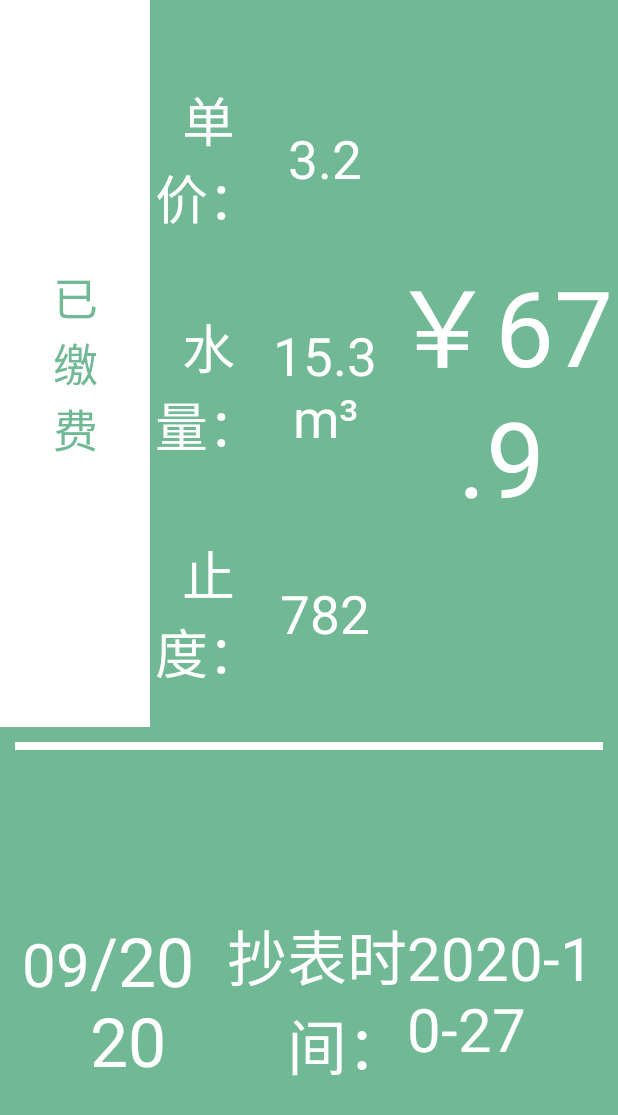
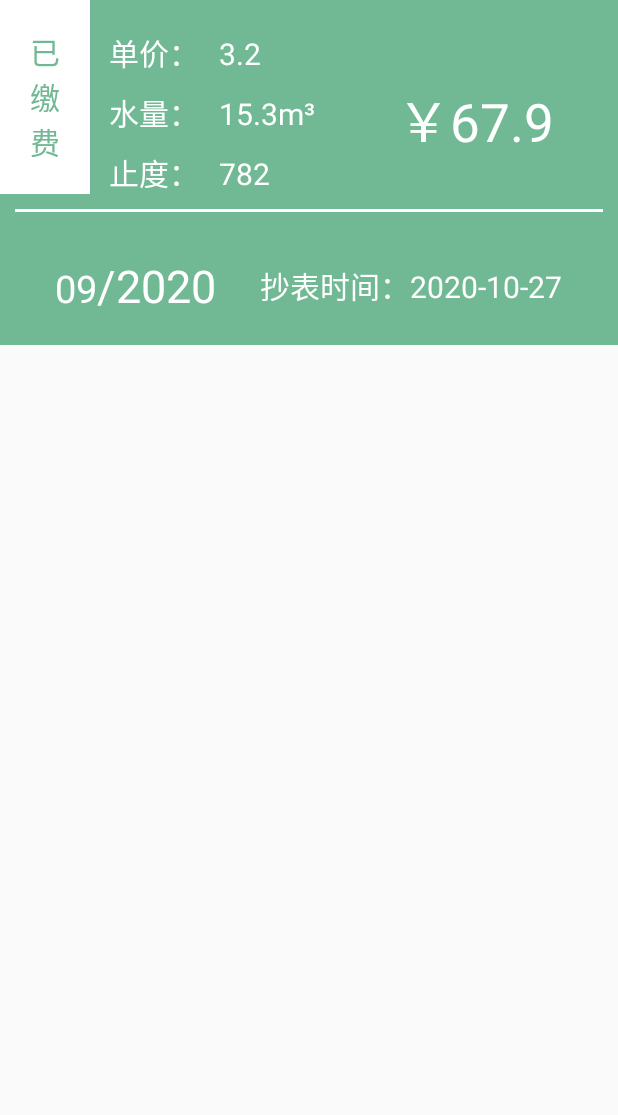
Before and after one commit to CoCoCorina/Water_Query, an Android app: the layout item_bill_detail.xml on its own in the app's theme, with its tools: preview values and no code run, on a phone screen of 412 x 824 dp. Shown: the top 1115 px of the screen. Run offline under Robolectric (Android 15) with nearby library versions, the phone set to English and light mode, and no system bars.

Commit message:
更新了UI
增加了账单详情页面按月记录

```diff
--- a/app/src/main/java/com/dev/water_query/adapter/NoticeAdapter.java
+++ b/app/src/main/java/com/dev/water_query/adapter/NoticeAdapter.java
@@ -23,7 +23,7 @@ import java.util.ArrayList;
 public class NoticeAdapter extends BaseAdapter {
     //通知实体集合
     private ArrayList<NoticeEntity> mListNoticeEntities;
-    //上下文你
+    //上下文
     private Context mContext;
 
     public NoticeAdapter(Context context, ArrayList<NoticeEntity> list) {
--- a/app/src/main/res/layout/item_bill_detail.xml
+++ b/app/src/main/res/layout/item_bill_detail.xml
@@ -1,35 +1,37 @@
 <?xml version="1.0" encoding="utf-8"?>
 <LinearLayout xmlns:android="http://schemas.android.com/apk/res/android"
     android:layout_width="match_parent"
-    android:layout_height="match_parent"
+    android:layout_height="230dp"
     android:background="#71B994"
     android:orientation="vertical">
 
     <LinearLayout
         android:layout_width="match_parent"
         android:layout_height="match_parent"
+        android:layout_marginRight="10dp"
         android:layout_weight="1">
 
         <TextView
             android:id="@+id/txt_item_bill_detail_status"
-            android:layout_width="100dp"
+            android:layout_width="60dp"
             android:layout_height="match_parent"
             android:background="#FFFFFF"
             android:gravity="center"
             android:text="已\n缴\n费"
             android:textColor="#71B994"
-            android:textSize="30dp" />
+            android:textSize="20dp" />
 
         <LinearLayout
             android:layout_width="match_parent"
             android:layout_height="match_parent"
-            android:layout_marginTop="30dp"
+            android:layout_marginTop="10dp"
             android:layout_weight="1"
             android:orientation="vertical">
 
             <LinearLayout
                 android:layout_width="match_parent"
                 android:layout_height="match_parent"
+                android:layout_marginTop="10dp"
                 android:layout_weight="1">
 
                 <TextView
@@ -39,23 +41,24 @@
                     android:gravity="center"
                     android:text="单价："
                     android:textColor="#FFFFFF"
-                    android:textSize="35dp" />
+                    android:textSize="20dp" />
 
                 <TextView
                     android:id="@+id/txt_item_bill_detail_price"
                     android:layout_width="match_parent"
-                    android:layout_height="match_parent"
+                    android:layout_height="wrap_content"
                     android:layout_weight="1"
-                    android:gravity="center"
+                    android:gravity="left"
                     android:text="3.2"
                     android:textColor="#FFFFFF"
-                    android:textSize="35dp" />
+                    android:textSize="20dp" />
 
             </LinearLayout>
 
             <LinearLayout
                 android:layout_width="match_parent"
                 android:layout_height="match_parent"
+                android:layout_marginTop="10dp"
                 android:layout_weight="1">
 
                 <TextView
@@ -65,23 +68,24 @@
                     android:gravity="center"
                     android:text="水量："
                     android:textColor="#FFFFFF"
-                    android:textSize="35dp" />
+                    android:textSize="20dp" />
 
                 <TextView
                     android:id="@+id/txt_item_bill_detail_use_water"
                     android:layout_width="match_parent"
-                    android:layout_height="match_parent"
+                    android:layout_height="wrap_content"
                     android:layout_weight="1"
-                    android:gravity="center"
+                    android:gravity="left"
                     android:text="15.3m³"
                     android:textColor="#FFFFFF"
-                    android:textSize="35dp" />
+                    android:textSize="20dp" />
 
             </LinearLayout>
 
             <LinearLayout
                 android:layout_width="match_parent"
                 android:layout_height="match_parent"
+                android:layout_marginTop="10dp"
                 android:layout_weight="1">
 
                 <TextView
@@ -91,17 +95,17 @@
                     android:gravity="center"
                     android:text="止度："
                     android:textColor="#FFFFFF"
-                    android:textSize="35dp" />
+                    android:textSize="20dp" />
 
                 <TextView
                     android:id="@+id/txt_item_bill_detail_water_left"
                     android:layout_width="match_parent"
-                    android:layout_height="match_parent"
+                    android:layout_height="wrap_content"
                     android:layout_weight="1"
-                    android:gravity="center"
+                    android:gravity="left"
                     android:text="782"
                     android:textColor="#FFFFFF"
-                    android:textSize="35dp" />
+                    android:textSize="20dp" />
 
             </LinearLayout>
 
@@ -121,21 +125,22 @@
                 android:gravity="center"
                 android:text="￥67.9"
                 android:textColor="#FFFFFF"
-                android:textSize="70dp" />
+                android:textSize="35dp" />
 
         </LinearLayout>
     </LinearLayout>
 
     <View
         android:layout_width="match_parent"
-        android:layout_height="5dp"
+        android:layout_height="2dp"
         android:layout_margin="10dp"
         android:background="#FFFFFF" />
 
     <LinearLayout
         android:layout_width="match_parent"
         android:layout_height="match_parent"
-        android:layout_margin="10dp"
+        android:layout_marginLeft="10dp"
+        android:layout_marginRight="10dp"
         android:layout_weight="1.5"
         android:gravity="center"
         android:orientation="horizontal">
@@ -143,18 +148,18 @@
         <LinearLayout
             android:layout_width="match_parent"
             android:layout_height="wrap_content"
-            android:layout_weight="2"
+            android:layout_weight="1.4"
             android:orientation="horizontal">
 
             <TextView
                 android:id="@+id/txt_item_bill_detail_month"
-                android:layout_width="100dp"
+                android:layout_width="match_parent"
                 android:layout_height="wrap_content"
-                android:layout_weight="1"
+                android:layout_weight="2"
                 android:gravity="right"
                 android:text="09"
                 android:textColor="#FFFFFF"
-                android:textSize="40dp" />
+                android:textSize="25dp" />
 
             <TextView
                 android:id="@+id/txt_item_bill_detail_year"
@@ -164,7 +169,7 @@
                 android:gravity="left"
                 android:text="/2020"
                 android:textColor="#FFFFFF"
-                android:textSize="45dp" />
+                android:textSize="30dp" />
         </LinearLayout>
 
         <LinearLayout
@@ -174,24 +179,23 @@
             android:orientation="horizontal">
 
             <TextView
-                android:layout_width="match_parent"
+                android:layout_width="wrap_content"
                 android:layout_height="wrap_content"
-                android:layout_weight="1"
                 android:gravity="right"
                 android:text="抄表时间："
                 android:textColor="#FFFFFF"
-                android:textSize="40dp" />
+                android:textSize="20dp" />
 
             <TextView
                 android:id="@+id/txt_item_bill_detail_record_date"
                 android:layout_width="match_parent"
                 android:layout_height="wrap_content"
-                android:layout_weight="1"
                 android:gravity="left"
                 android:text="2020-10-27"
                 android:textColor="#FFFFFF"
-                android:textSize="40dp" />
+                android:textSize="20dp" />
         </LinearLayout>
     </LinearLayout>
 
+
 </LinearLayout>
--- a/app/src/main/res/values/colors.xml
+++ b/app/src/main/res/values/colors.xml
@@ -3,4 +3,5 @@
     <color name="colorPrimary">#6200EE</color>
     <color name="colorPrimaryDark">#3700B3</color>
     <color name="colorAccent">#03DAC5</color>
+    <color name="white">#FFFFFF</color>
 </resources>
```
Also changed, not shown: app/src/main/java/com/dev/water_query/activity/BillDetailsActivity.java (+18 -11 lines), app/src/main/java/com/dev/water_query/adapter/BillDetailAdapter.java (added, +84 -0 lines), app/src/main/java/com/dev/water_query/entity/HalfYearStatisticsEntity.java (+14 -4 lines), app/src/main/res/drawable/list_view_divider_white.xml (added, +7 -0 lines), app/src/main/res/layout/activity_bill_details.xml (+6 -20 lines), 2 other files.
